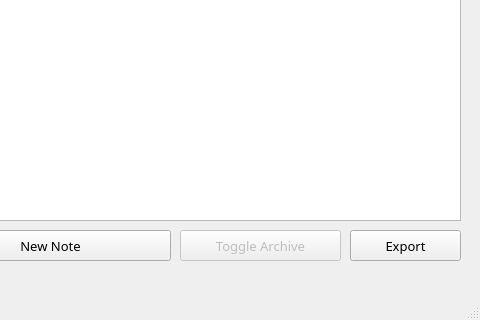
Qt form Note-App/mainwindow.ui (knu-2-tochanenko/OOP) before a commit; both pictures show x 520 to 1000 and y 380 to 700 of the 1000 by 700 pixel window.
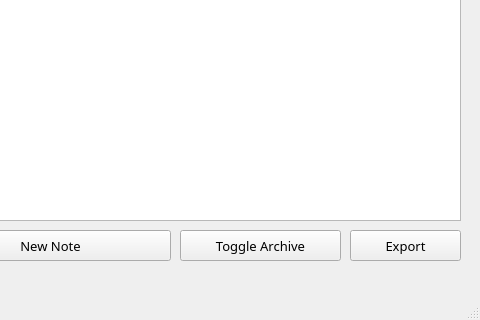
The same form after that commit.

```diff
--- a/Note-App/mainwindow.ui
+++ b/Note-App/mainwindow.ui
@@ -136,7 +136,7 @@
    </widget>
    <widget class="QPushButton" name="button_toggleArchive">
     <property name="enabled">
-     <bool>false</bool>
+     <bool>true</bool>
     </property>
     <property name="geometry">
      <rect>
```
